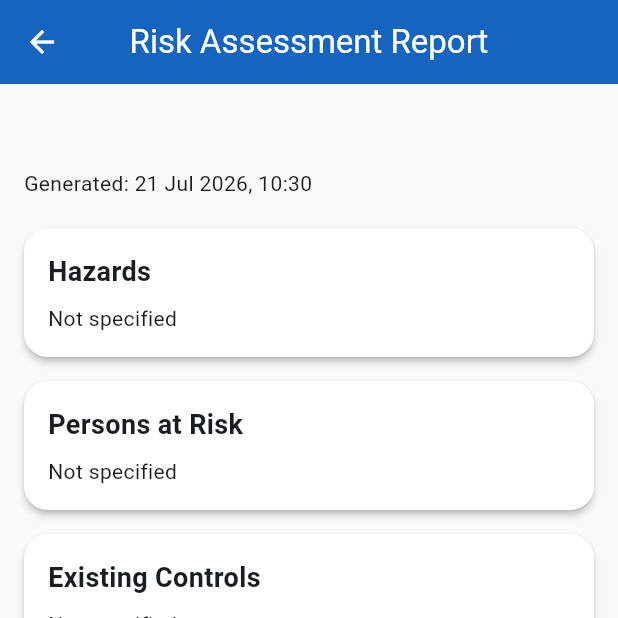
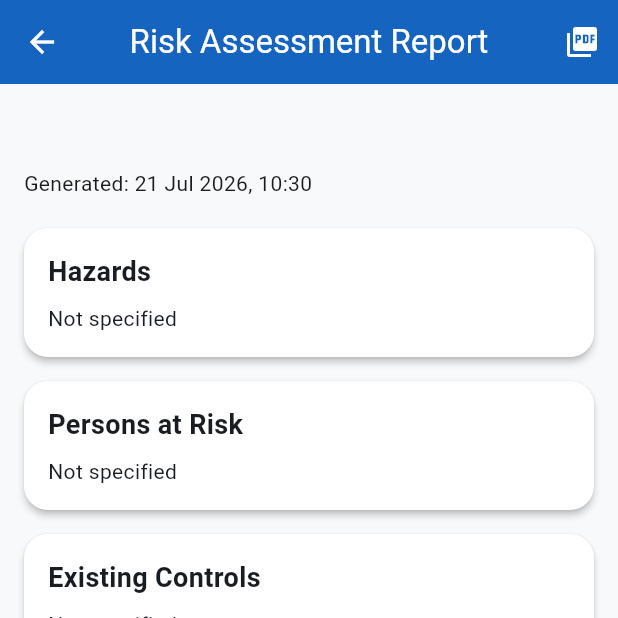
Before and after one commit to Iankuteesa38/sentinel-hse, a Flutter app: the RiskAssessmentReportPage screen opened directly with empty values, on a phone screen of 412 x 824 dp, the top half of it. Run offline on Flutter 3.47's test engine with Material 3 defaults, Android fonts, the light colour scheme and no system bars; our stand-ins replace image_picker, pdf, printing, shared_preferences; accounts and stored records are empty.

Commit message:
Add risk assessment PDF button to report centre

```diff
--- a/lib/features/risk_assessment/pages/risk_assessment_report_page.dart
+++ b/lib/features/risk_assessment/pages/risk_assessment_report_page.dart
@@ -2,6 +2,7 @@ import 'package:flutter/material.dart';
 import 'package:intl/intl.dart';
 
 import '../models/risk_assessment_result.dart';
+import '../services/risk_assessment_pdf_service.dart';
 
 class RiskAssessmentReportPage extends StatelessWidget {
   final RiskAssessmentResult report;
@@ -20,7 +21,26 @@ class RiskAssessmentReportPage extends StatelessWidget {
     ).format(createdAt.toLocal());
 
     return Scaffold(
-      appBar: AppBar(title: const Text('Risk Assessment Report')),
+      appBar: AppBar(
+        title: const Text('Risk Assessment Report'),
+        actions: [
+          IconButton(
+            tooltip: 'Generate PDF',
+            icon: const Icon(Icons.picture_as_pdf),
+            onPressed: () async {
+              try {
+                await RiskAssessmentPdfService.generateReport(result: report);
+              } catch (error) {
+                if (!context.mounted) return;
+
+                ScaffoldMessenger.of(context).showSnackBar(
+                  SnackBar(content: Text('Unable to generate PDF: $error')),
+                );
+              }
+            },
+          ),
+        ],
+      ),
       body: SingleChildScrollView(
         padding: const EdgeInsets.all(16),
         child: Column(
```
